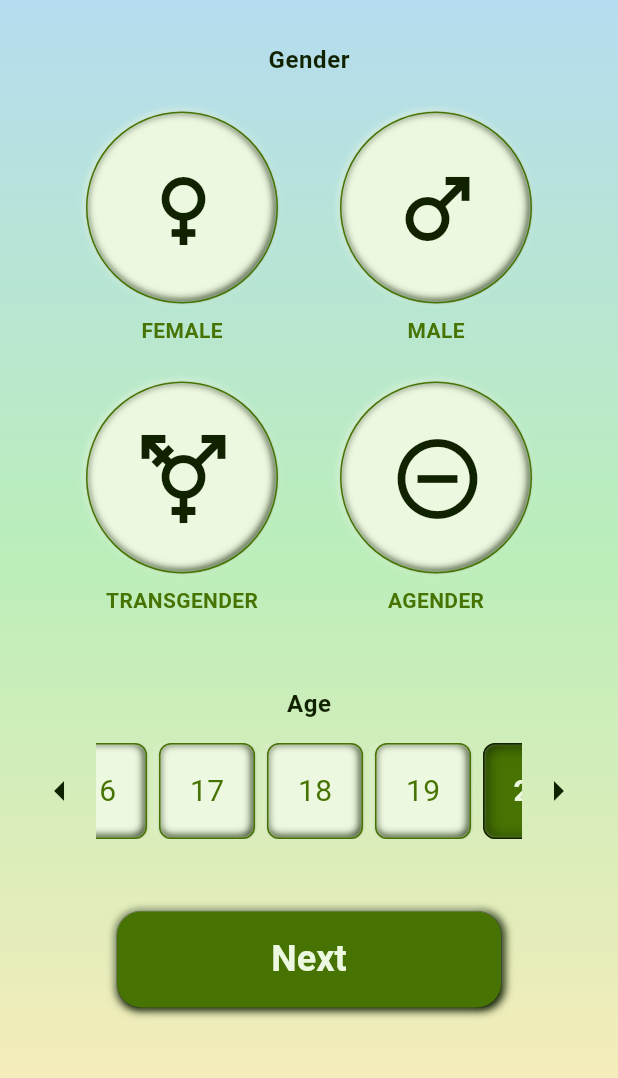
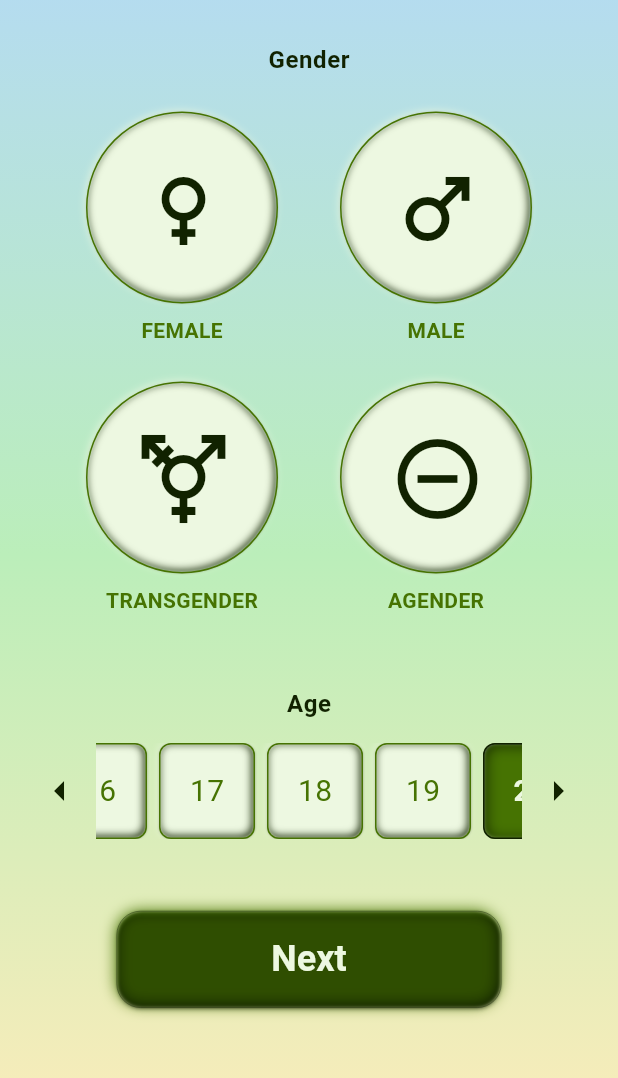
Before and after one commit to SayvIlahsiav/bmi_calculator, a Flutter app: the screen it shows after launch, on a phone screen of 412 x 824 dp, the part 64-1142 px from its top. Run offline on Flutter 3.47's test engine with Material 3 defaults, Android fonts, the phone set to English and light mode, and no system bars.

Commit message:
Updated Shadows for Elevated Button.

```diff
--- a/lib/components/custom_elevated_button.dart
+++ b/lib/components/custom_elevated_button.dart
@@ -12,22 +12,7 @@ class CustomElevatedButton extends StatelessWidget {
     return Container(
       decoration: BoxDecoration(
         borderRadius: BorderRadius.circular(16.0),
-        boxShadow: [
-          // Drop shadow
-          BoxShadow(
-            color: kColorDarkText,
-            offset: Offset(1, 1),
-            blurRadius: 4,
-            spreadRadius: 1,
-          ),
-          // Inner shadow
-          BoxShadow(
-            color: kColorLightText,
-            offset: Offset(-1, -1),
-            blurRadius: 4,
-            spreadRadius: -2,
-          ),
-        ],
+        boxShadow: kDropShadowBtn,
         border: Border.all(
           color: kColorDarkText,
           width: 0.25,
@@ -36,7 +21,7 @@ class CustomElevatedButton extends StatelessWidget {
       child: ElevatedButton(
         style: ElevatedButton.styleFrom(
           foregroundColor: kColorLightText,
-          backgroundColor: kColorDarkGreen,
+          backgroundColor: Colors.transparent,
           textStyle: TextStyle(
             fontFamily: 'Roboto',
             fontSize: 24,
--- a/lib/constants.dart
+++ b/lib/constants.dart
@@ -1,5 +1,4 @@
 import 'package:flutter/material.dart';
-import 'package:google_fonts/google_fonts.dart';
 
 const kColorLightBlue = Color(0xffB4DAF5);
 const kColorLightGreen = Color(0xffBBEEBA);
@@ -42,3 +41,17 @@ const kDropShadow = [
     offset: Offset(-1, -1),
   ),
 ];
+
+const kDropShadowBtn = [
+  BoxShadow(
+    color: kColorDarkText,
+    blurRadius: 1,
+    spreadRadius: -1,
+  ),
+  BoxShadow(
+    color: kColorDarkGreen,
+    blurRadius: 8,
+    spreadRadius: -1,
+    offset: Offset(-1, -1),
+  ),
+];
```
